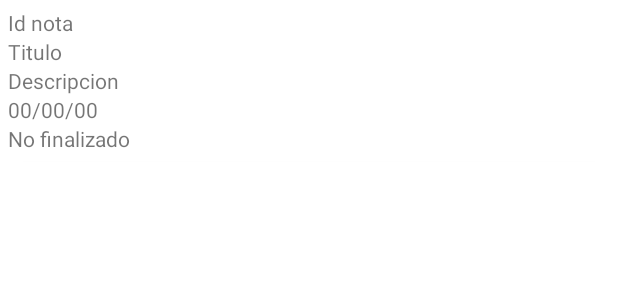
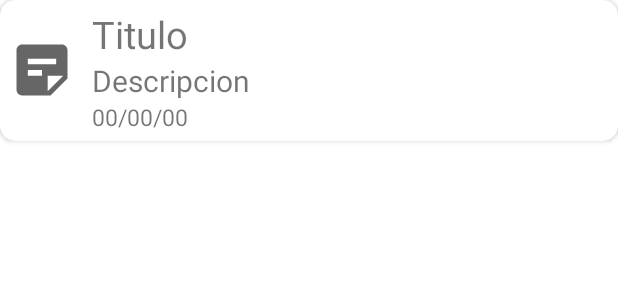
Before and after one commit to jacobobbm/CursoGit, an Android app: the layout item_nota.xml on its own in the app's theme, with its tools: preview values and no code run, on a phone screen of 412 x 824 dp. Shown: the top 300 px of the screen. Run offline under Robolectric (Android 15) with nearby library versions, the phone set to English and light mode, and no system bars.

```diff
--- a/app/build.gradle
+++ b/app/build.gradle
@@ -51,4 +51,5 @@ dependencies {
     implementation platform('com.google.firebase:firebase-bom:29.3.1')
     implementation 'com.google.firebase:firebase-analytics'
     implementation 'com.google.firebase:firebase-database:19.6.0' /*BASE DE DATOS DE FIREBASE*/
+    implementation 'com.firebaseui:firebase-ui-database:8.0.0'
 }
--- a/app/src/main/java/com/example/agendacloud/Objetos/Note.java
+++ b/app/src/main/java/com/example/agendacloud/Objetos/Note.java
@@ -28,6 +28,7 @@ public class Note {
         this.fechaNota = fechaNota;
         this.estado = estado;
     }
+    public Note(){}
 
 
     public String getEstado() {
--- /dev/null
+++ b/app/src/main/res/drawable/ic_baseline_sticky_note_2_24.xml
@@ -0,0 +1,10 @@
+<vector xmlns:android="http://schemas.android.com/apk/res/android"
+    android:width="24dp"
+    android:height="24dp"
+    android:viewportWidth="24"
+    android:viewportHeight="24"
+    android:tint="?attr/colorControlNormal">
+  <path
+      android:fillColor="@android:color/white"
+      android:pathData="M19,3H4.99C3.89,3 3,3.9 3,5l0.01,14c0,1.1 0.89,2 1.99,2h10l6,-6V5C21,3.9 20.1,3 19,3zM7,8h10v2H7V8zM12,14H7v-2h5V14zM14,19.5V14h5.5L14,19.5z"/>
+</vector>
--- a/app/src/main/res/layout/item_nota.xml
+++ b/app/src/main/res/layout/item_nota.xml
@@ -9,14 +9,28 @@
     android:layout_height="wrap_content"
     xmlns:app="http://schemas.android.com/apk/res-auto">
     <androidx.appcompat.widget.LinearLayoutCompat
+        android:layout_width="wrap_content"
+        android:layout_height="match_parent">
+        <androidx.appcompat.widget.AppCompatImageView
+            android:layout_width="45dp"
+            android:layout_height="45dp"
+            android:layout_gravity="center"
+            android:src="@drawable/ic_baseline_sticky_note_2_24"
+            android:layout_margin="5dp">
+        </androidx.appcompat.widget.AppCompatImageView>
+
+        <androidx.appcompat.widget.LinearLayoutCompat
+
             android:layout_width="match_parent"
             android:layout_height="wrap_content"
             android:orientation="vertical"
             android:padding="5dp">
 
+
             <TextView
                 android:layout_width="match_parent"
                 android:layout_height="wrap_content"
+                android:visibility="gone"
                 android:id="@+id/id_nota_item"
                 android:text="@string/id_nota_item">
 
@@ -50,12 +64,14 @@
                 android:layout_width="match_parent"
                 android:layout_height="wrap_content"
                 android:id="@+id/Titulo_item"
+                android:textSize="25dp"
                 android:text="@string/Titulo_item">
 
             </TextView>
             <TextView
                 android:layout_width="match_parent"
                 android:layout_height="wrap_content"
+                android:textSize="20dp"
                 android:id="@+id/Descripcion_item"
                 android:text="@string/Descripcion_item">
 
@@ -64,11 +80,13 @@
                 android:layout_width="match_parent"
                 android:layout_height="wrap_content"
                 android:id="@+id/Fecha_item"
+                android:textSize="15dp"
                 android:text="@string/Fecha_item">
 
             </TextView>
             <TextView
                 android:layout_width="match_parent"
+                android:visibility="gone"
                 android:layout_height="wrap_content"
                 android:id="@+id/Estado_item"
                 android:text="@string/Estado_item">
@@ -76,4 +94,6 @@
             </TextView>
 
         </androidx.appcompat.widget.LinearLayoutCompat>
+
+    </androidx.appcompat.widget.LinearLayoutCompat>
 </androidx.cardview.widget.CardView>
--- a/app/src/main/res/values/strings.xml
+++ b/app/src/main/res/values/strings.xml
@@ -62,4 +62,9 @@
     <string name="Fecha_item">00/00/00</string>
     <string name="Estado_item">No finalizado</string>
 
+<!--    cuadro de dialogo-->
+    <string name="elegirOptTxt">Elija una opcion</string>
+    <string name="eliminar_cd">Eliminar</string>
+    <string name="editar_cd">Editar</string>
+
 </resources>
```
Also changed, not shown: app/src/main/java/com/example/agendacloud/MainMenu.java (+9 -1 lines), app/src/main/java/com/example/agendacloud/ShowNotes/ShowNotes.java (+182 -0 lines), app/src/main/java/com/example/agendacloud/ViewHolder/ViewHolderNote.java (added, +80 -0 lines), app/src/main/res/layout/activity_show_notes.xml (+7 -2 lines), app/src/main/res/layout/dialogo_opciones.xml (added, +32 -0 lines). Lines whose indentation alone changed are shown as unchanged.
